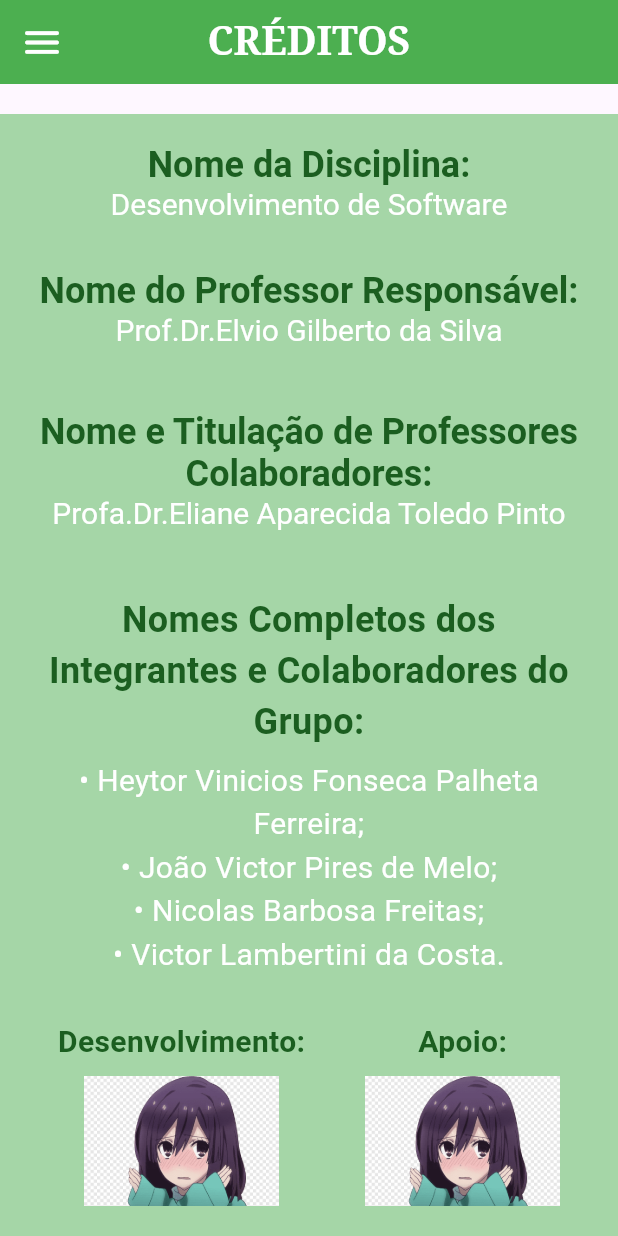
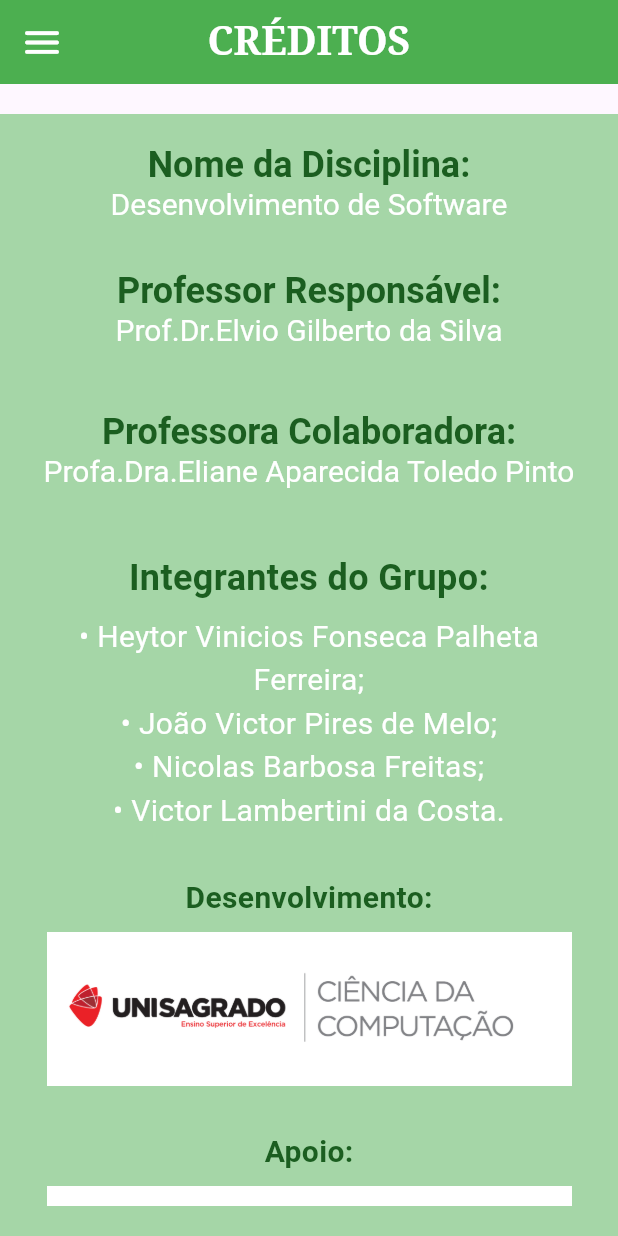
Before and after one commit to jvpdmelo/BioeDuca, a Flutter app: the screen it shows after launch, after a tap on the "menu" icon, after a tap on "Créditos", on a phone screen of 412 x 824 dp. Run offline on Flutter 3.47's test engine with Material 3 defaults, Android fonts, the phone set to English and light mode, and no system bars.

Commit message:
Correções ortográficas e inserção de imagens na tela de Créditos

```diff
--- a/lib/about.dart
+++ b/lib/about.dart
@@ -58,7 +58,7 @@ class About extends StatelessWidget {
                         text: const TextSpan(
                           children: [
                             TextSpan(
-                              text: 'Nome do Professor Responsável:',
+                              text: 'Professor Responsável:',
                               style: TextStyle(
                                 color: titleColor,
                                 fontWeight: FontWeight.bold,
@@ -84,7 +84,7 @@ class About extends StatelessWidget {
                         text: const TextSpan(
                           children: [
                             TextSpan(
-                              text: 'Nome e Titulação de Professores Colaboradores:',
+                              text: 'Professora Colaboradora:',
                               style: TextStyle(
                                 color: titleColor,
                                 fontWeight: FontWeight.bold,
@@ -92,7 +92,7 @@ class About extends StatelessWidget {
                               ),
                             ),
                             TextSpan(
-                              text: '\nProfa.Dr.Eliane Aparecida Toledo Pinto\n',
+                              text: '\nProfa.Dra.Eliane Aparecida Toledo Pinto\n',
                               style: TextStyle(
                                 color: textColor,
                                 fontSize: 20,
@@ -106,7 +106,7 @@ class About extends StatelessWidget {
 
                       // Desenvolvedores
                       const Text(
-                        'Nomes Completos dos Integrantes e Colaboradores do Grupo:',
+                        'Integrantes do Grupo:',
                         style: TextStyle(
                           color: titleColor,
                           fontWeight: FontWeight.bold,
@@ -137,8 +137,8 @@ class About extends StatelessWidget {
                       ),
 
                       // IMAGENS FINAIS - CENTRALIZADAS
-                      Row(
-                        mainAxisAlignment: MainAxisAlignment.center,
+                      Column(
+                        crossAxisAlignment: CrossAxisAlignment.center,
                         children: [
                           // Esquerda: Desenvolvimento
                           Column(
@@ -154,12 +154,12 @@ class About extends StatelessWidget {
                               ),
                               const SizedBox(height: 8),
                               Image.asset(
-                                'assets/images/anime.png',
-                                width: 130,
+                                'assets/images/CreditosDesenvolvimento.jpg',
+                                width: 350,
                               ),
                             ],
                           ),
-                          const SizedBox(width: 40), // espaçamento entre as imagens
+                          const SizedBox(height: 30), // espaçamento entre as imagens
                           // Direita: Apoio
                           Column(
                             crossAxisAlignment: CrossAxisAlignment.center,
@@ -174,8 +174,8 @@ class About extends StatelessWidget {
                               ),
                               const SizedBox(height: 8),
                               Image.asset(
-                                'assets/images/anime.png',
-                                width: 130,
+                                'assets/images/CreditosApoio.jpg',
+                                width: 350,
                               ),
                             ],
                           ),
--- a/lib/home_page.dart
+++ b/lib/home_page.dart
@@ -69,7 +69,7 @@ class Home extends StatelessWidget {
                                   ],
                                 ),
                                 child: const Text(
-                                  'Olá, eu me chamo Bio! Este aplicativo vai te ajudar a entender a importância do meio ambiente e sobre conceitos importantes.',
+                                  'Olá, eu me chamo Bio! Este aplicativo vai te ajudar a entender a importância do meio ambiente e alguns conceitos importantes.',
                                   style: TextStyle(fontSize: 19, height: 1.5, color: textColor),
                                   textAlign: TextAlign.justify,
                                 ),
@@ -103,7 +103,7 @@ class Home extends StatelessWidget {
                                   ],
                                 ),
                                 child: const Text(
-                                  'Oi, eu sou a Duca! Vamos juntos aprender mais sobre como cuidar do nosso planeta e transforma-lo em um lugar melhor!',
+                                  'Oi, eu sou a Duca! Vamos juntos aprender mais sobre como cuidar do nosso planeta e transformá-lo em um lugar melhor!',
                                   style: TextStyle(fontSize: 19, height: 1.5, color: textColor),
                                   textAlign: TextAlign.justify,
                                 ),
--- a/lib/topics.dart
+++ b/lib/topics.dart
@@ -19,7 +19,7 @@ class _TopicsState extends State<Topics> {
     },
     {
       'title': 'Compromisso Socioambiental',
-      'description': 'É a responsabilidade de cidadãos e empresas em adotar práticas sustentáveis, preservando a natureza e promovendo o bem-estar coletivo.',
+      'description': 'É responsabilidade de cidadãos e empresas em adotar práticas sustentáveis, preservando a natureza e promovendo o bem-estar coletivo.',
       'image': 'assets/images/compromissosocioambiental.jpeg',
     },
     {
```
Also changed, not shown: assets/images/CreditosApoio.jpg (added), assets/images/CreditosDesenvolvimento.jpg (added).
